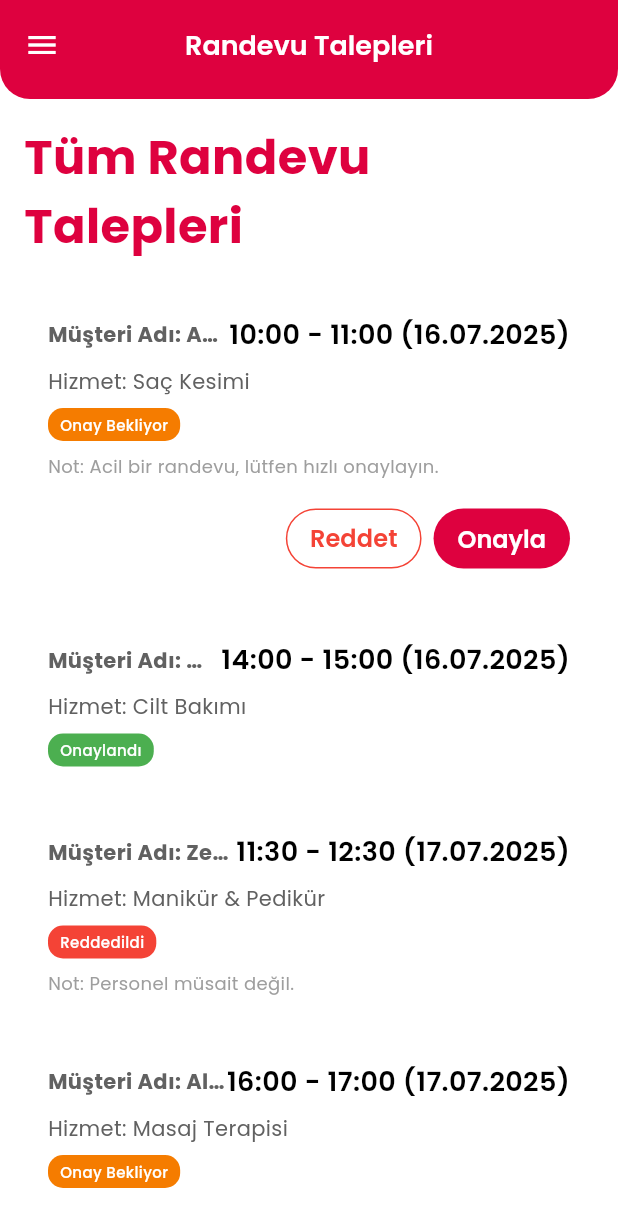
After one commit to emirhankaya00/project_beauty_admin, a Flutter app: the AppointmentRequestsUnifiedScreen screen opened directly, on a phone screen of 412 x 824 dp. The commit adds this screen. Shown: the top 1227 px of the screen. Run offline on Flutter 3.47's test engine with Material 3 defaults, Android fonts, the phone set to English and light mode, and no system bars; our stand-ins replace google_fonts.

Commit message:
Mvvm mimarisine uygun dosya yapısı hazırlandı ve rendevu istekleri sayfası klasörü içindeki bilgiler tek sayfada toplandı.

```diff
--- /dev/null
+++ b/lib/features/appointment_requests/screens/appointment_requests_unified_screen.dart
@@ -0,0 +1,293 @@
+import 'package:flutter/material.dart';
+import 'package:project_beauty_admin/design_system/app_border_radius.dart';
+import 'package:project_beauty_admin/design_system/app_colors.dart';
+import 'package:project_beauty_admin/design_system/app_text_styles.dart';
+import 'package:project_beauty_admin/design_system/widgets/custom_card.dart';
+import 'package:project_beauty_admin/features/shared_admin_components/admin_app_bar.dart';
+import 'package:project_beauty_admin/data/models/appointment_status.dart';
+
+class AppointmentRequestsUnifiedScreen extends StatefulWidget {
+  const AppointmentRequestsUnifiedScreen({super.key});
+
+  @override
+  State<AppointmentRequestsUnifiedScreen> createState() => _AppointmentRequestsUnifiedScreenState();
+}
+
+class _AppointmentRequestsUnifiedScreenState extends State<AppointmentRequestsUnifiedScreen> {
+  // Örnek randevu verileri, ViewModel entegrasyonu yapıldığında buradan kaldırılacak.
+  final List<Map<String, dynamic>> _appointmentRequests = [
+    {
+      'customerName': 'Ayşe Yılmaz',
+      'serviceName': 'Saç Kesimi',
+      'time': '10:00 - 11:00 (16.07.2025)',
+      'status': AppointmentStatus.pending,
+      'note': 'Acil bir randevu, lütfen hızlı onaylayın.',
+    },
+    {
+      'customerName': 'Mehmet Demir',
+      'serviceName': 'Cilt Bakımı',
+      'time': '14:00 - 15:00 (16.07.2025)',
+      'status': AppointmentStatus.approved,
+      'note': null,
+    },
+    {
+      'customerName': 'Zeynep Can',
+      'serviceName': 'Manikür & Pedikür',
+      'time': '11:30 - 12:30 (17.07.2025)',
+      'status': AppointmentStatus.rejected,
+      'note': 'Personel müsait değil.',
+    },
+    {
+      'customerName': 'Ali Veli',
+      'serviceName': 'Masaj Terapisi',
+      'time': '16:00 - 17:00 (17.07.2025)',
+      'status': AppointmentStatus.pending,
+      'note': null,
+    },
+    {
+      'customerName': 'Elif Su',
+      'serviceName': 'Ağda',
+      'time': '09:00 - 09:30 (18.07.2025)',
+      'status': AppointmentStatus.cancelledByCustomer,
+      'note': 'Müşteri iptal etti.',
+    },
+    {
+      'customerName': 'Can Tekin',
+      'serviceName': 'Saç Boyama',
+      'time': '13:00 - 15:00 (18.07.2025)',
+      'status': AppointmentStatus.offered,
+      'note': 'Müşteriye alternatif saat önerildi.',
+    },
+  ];
+
+  // Randevu durumuna göre renk döndüren yardımcı metot
+  Color _getStatusColor(AppointmentStatus status) {
+    switch (status) {
+      case AppointmentStatus.pending:
+        return AppColors.orange;
+      case AppointmentStatus.approved:
+        return AppColors.green;
+      case AppointmentStatus.rejected:
+        return AppColors.red;
+      case AppointmentStatus.cancelledByCustomer:
+        return AppColors.darkGrey;
+      case AppointmentStatus.offered:
+        return Colors.black;
+      case AppointmentStatus.suggested:
+        return AppColors.yellow;
+      default:
+        return AppColors.darkGrey;
+    }
+  }
+
+  // Randevu durumuna göre metin döndüren yardımcı metot
+  String _getStatusText(AppointmentStatus status) {
+    switch (status) {
+      case AppointmentStatus.pending:
+        return 'Onay Bekliyor';
+      case AppointmentStatus.approved:
+        return 'Onaylandı';
+      case AppointmentStatus.rejected:
+        return 'Reddedildi';
+      case AppointmentStatus.cancelledByCustomer:
+        return 'Müşteri İptal Etti';
+      case AppointmentStatus.offered:
+        return 'Alternatif Önerildi';
+      case AppointmentStatus.suggested:
+        return 'Öneri Bekleniyor';
+      default:
+        return 'Bilinmiyor';
+    }
+  }
+
+  // Durum metninin rengini belirleyen yardımcı metot
+  Color _getStatusTextColor(AppointmentStatus status) {
+    switch (status) {
+      case AppointmentStatus.pending:
+      case AppointmentStatus.approved:
+      case AppointmentStatus.rejected:
+        return AppColors.white;
+      case AppointmentStatus.cancelledByCustomer:
+      case AppointmentStatus.offered:
+      case AppointmentStatus.suggested:
+        return AppColors.darkGrey;
+      default:
+        return AppColors.white;
+    }
+  }
+
+  // Onaylama onayı için pop-up
+  Future<void> _showApproveConfirmationDialog(BuildContext context, Map<String, dynamic> request) async {
+    return showDialog<void>(
+      context: context,
+      barrierDismissible: false, // Kullanıcı pop-up dışında bir yere tıklayarak kapatamaz
+      builder: (BuildContext dialogContext) {
+        return AlertDialog(
+          title: const Text('Randevuyu Onayla'),
+          content: Text('${request['customerName']} adlı müşterinin randevu talebini onaylamak istediğinizden emin misiniz?'),
+          actions: <Widget>[
+            TextButton(
+              child: const Text('İptal', style: TextStyle(color: AppColors.darkGrey)),
+              onPressed: () {
+                Navigator.of(dialogContext).pop(); // Pop-up'ı kapat
+              },
+            ),
+            TextButton(
+              child: const Text('Onayla', style: TextStyle(color: AppColors.primaryColor)),
+              onPressed: () {
+                // Burada onaylama işlemi (örneğin ViewModel'e çağrı) yapılacak
+                debugPrint('${request['customerName']} adlı müşterinin randevusu onaylandı.');
+                Navigator.of(dialogContext).pop(); // Pop-up'ı kapat
+                // İsteğe bağlı: UI'ı güncellemek için setState veya ViewModel tetikleme
+              },
+            ),
+          ],
+        );
+      },
+    );
+  }
+
+  // Reddetme onayı için pop-up
+  Future<void> _showRejectConfirmationDialog(BuildContext context, Map<String, dynamic> request) async {
+    return showDialog<void>(
+      context: context,
+      barrierDismissible: false, // Kullanıcı pop-up dışında bir yere tıklayarak kapatamaz
+      builder: (BuildContext dialogContext) {
+        return AlertDialog(
+          title: const Text('Randevuyu Reddet'),
+          content: Text('${request['customerName']} adlı müşterinin randevu talebini reddetmek istediğinizden emin misiniz?'),
+          actions: <Widget>[
+            TextButton(
+              child: const Text('İptal', style: TextStyle(color: AppColors.darkGrey)),
+              onPressed: () {
+                Navigator.of(dialogContext).pop(); // Pop-up'ı kapat
+              },
+            ),
+            TextButton(
+              child: const Text('Reddet', style: TextStyle(color: AppColors.red)),
+              onPressed: () {
+                // Burada reddetme işlemi (örneğin ViewModel'e çağrı) yapılacak
+                debugPrint('${request['customerName']} adlı müşterinin randevusu reddedildi.');
+                Navigator.of(dialogContext).pop(); // Pop-up'ı kapat
+                // İsteğe bağlı: UI'ı güncellemek için setState veya ViewModel tetikleme
+              },
+            ),
+          ],
+        );
+      },
+    );
+  }
+
+  @override
+  Widget build(BuildContext context) {
+    return Scaffold(
+      appBar: const AdminAppBar(title: 'Randevu Talepleri'),
+      body: Padding(
+        padding: const EdgeInsets.all(16.0),
+        child: Column(
+          crossAxisAlignment: CrossAxisAlignment.start,
+          children: [
+            Text(
+              'Tüm Randevu Talepleri',
+              style: AppTextStyles.headline1.copyWith(color: AppColors.primaryColor),
+            ),
+            const SizedBox(height: 20),
+            Expanded(
+              child: ListView.builder(
+                itemCount: _appointmentRequests.length,
+                itemBuilder: (context, index) {
+                  final request = _appointmentRequests[index];
+                  final status = request['status'] as AppointmentStatus;
+                  final showActionButtons = status == AppointmentStatus.pending || status == AppointmentStatus.offered || status == AppointmentStatus.suggested;
+
+                  return Padding(
+                    padding: const EdgeInsets.only(bottom: 12.0),
+                    child: CustomCard(
+                      borderRadius: AppBorderRadius.medium,
+                      padding: const EdgeInsets.all(16.0),
+                      onTap: () {
+                        // Kartın kendisine tıklanıldığında yapılacak aksiyon (örn: daha detaylı bir bottom sheet açma)
+                      },
+                      child: Column(
+                        crossAxisAlignment: CrossAxisAlignment.start,
+                        children: [
+                          Row(
+                            mainAxisAlignment: MainAxisAlignment.spaceBetween,
+                            children: [
+                              Expanded(
+                                child: Text(
+                                  'Müşteri Adı: ${request['customerName']}',
+                                  style: AppTextStyles.bodyText1.copyWith(fontWeight: FontWeight.bold),
+                                  maxLines: 1,
+                                  overflow: TextOverflow.ellipsis,
+                                ),
+                              ),
+                              Text(
+                                request['time'] as String,
+                                style: AppTextStyles.headline3.copyWith(color: AppColors.black),
+                              ),
+                            ],
+                          ),
+                          const SizedBox(height: 8.0),
+                          Text('Hizmet: ${request['serviceName']}', style: AppTextStyles.bodyText1.copyWith(color: AppColors.darkGrey)),
+                          const SizedBox(height: 8.0),
+                          Container(
+                            padding: const EdgeInsets.symmetric(horizontal: 8.0, vertical: 4.0),
+                            decoration: BoxDecoration(
+                              color: _getStatusColor(status),
+                              borderRadius: AppBorderRadius.small,
+                            ),
+                            child: Text(
+                              _getStatusText(status),
+                              style: AppTextStyles.labelText.copyWith(color: _getStatusTextColor(status)),
+                            ),
+                          ),
+                          if (request['note'] != null && (request['note'] as String).isNotEmpty) ...[
+                            const SizedBox(height: 8.0),
+                            Text(
+                              'Not: ${request['note']}',
+                              style: AppTextStyles.bodyText2.copyWith(color: AppColors.grey),
+                              maxLines: 2,
+                              overflow: TextOverflow.ellipsis,
+                            ),
+                          ],
+                          if (showActionButtons) ...[
+                            const SizedBox(height: 16.0),
+                            Row(
+                              mainAxisAlignment: MainAxisAlignment.end,
+                              children: [
+                                OutlinedButton(
+                                  onPressed: () => _showRejectConfirmationDialog(context, request), // Reddet pop-up'ını tetikle
+                                  style: OutlinedButton.styleFrom(
+                                    side: const BorderSide(color: AppColors.red),
+                                    padding: const EdgeInsets.symmetric(horizontal: 16, vertical: 8),
+                                    shape: RoundedRectangleBorder(borderRadius: AppBorderRadius.medium),
+                                  ),
+                                  child: Text('Reddet', style: AppTextStyles.buttonText.copyWith(color: AppColors.red)),
+                                ),
+                                const SizedBox(width: 8.0),
+                                ElevatedButton(
+                                  onPressed: () => _showApproveConfirmationDialog(context, request), // Onayla pop-up'ını tetikle
+                                  style: ElevatedButton.styleFrom(
+                                    backgroundColor: AppColors.primaryColor,
+                                    padding: const EdgeInsets.symmetric(horizontal: 16, vertical: 8),
+                                    shape: RoundedRectangleBorder(borderRadius: AppBorderRadius.medium),
+                                  ),
+                                  child: Text('Onayla', style: AppTextStyles.buttonText.copyWith(color: AppColors.white)),
+                                ),
+                              ],
+                            ),
+                          ],
+                        ],
+                      ),
+                    ),
+                  );
+                },
+              ),
+            ),
+          ],
+        ),
+      ),
+    );
+  }
+}
--- a/lib/features/dashboard/screens/admin_dashboard_screen.dart
+++ b/lib/features/dashboard/screens/admin_dashboard_screen.dart
@@ -14,7 +14,7 @@ import 'package:project_beauty_admin/features/dashboard/widgets/dashboard_card.d
 import 'package:project_beauty_admin/features/dashboard/widgets/dashboard_summary_widget.dart'; // DashboardSummaryWidget import edildi
 
 // Modül ekranlarını import et
-import 'package:project_beauty_admin/features/appointment_requests/screens/appointment_requests_list_screen.dart';
+import 'package:project_beauty_admin/features/appointment_requests/screens/appointment_requests_unified_screen.dart';
 import 'package:project_beauty_admin/features/staff_management/screens/staff_list_screen.dart';
 import 'package:project_beauty_admin/features/service_management/screens/service_list_screen.dart';
 // TODO: Diğer modül ekranlarını buraya import etmelisin (örn: customer_reviews_screen.dart, campaigns_screen.dart, statistics_reports_screen.dart)
@@ -104,7 +104,7 @@ class AdminDashboardScreen extends StatelessWidget {
                     'icon': AppIcons.appointmentRequests,
                     'metric': '3 Bekleyen',
                     'colors': [const Color(0xFFFEE140), const Color(0xFFFA709A)], // Figma'daki degrade örnekleri
-                    'screen': const AppointmentRequestsListScreen(), // Randevu İstekleri ekranı
+                    'screen': const AppointmentRequestsUnifiedScreen(), // Randevu İstekleri ekranı
                   },
                   {
                     'title': 'Personel Takibim',
@@ -176,7 +176,3 @@ class AdminDashboardScreen extends StatelessWidget {
     );
   }
 }
-
-class AppointmentRequestsListScreen {
-  const AppointmentRequestsListScreen();
-}
```
Also changed, not shown: lib/features/appointment_requests/screens/appointment_request_detail_screen.dart (deleted, +0 -114 lines), lib/features/appointment_requests/screens/appointment_requests_list_screen.dart (deleted, +0 -112 lines).
